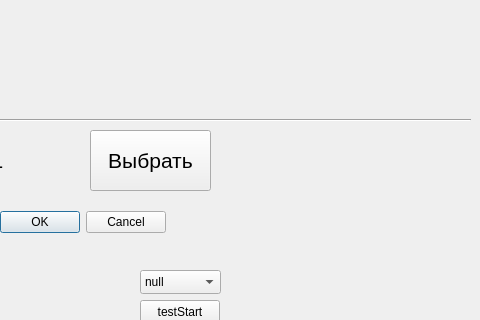
The window that mainwindow.ui (beeleph/PanelRegata2) describes before a commit, drawn with Qt 5; both pictures show x 800 to 1280 and y 140 to 460 of the 1280 by 720 pixel window.
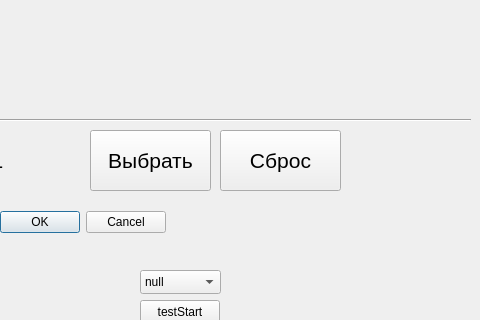
The same window after the commit. Icons and pictures are not drawn. Custom widgets are drawn as their Qt base class.

Commit message:
+ updateGuiSampleInfo when needed
correct time writes to DB
+ reset sampleInfoButton

What changed in the file:
```diff
--- a/mainwindow.ui
+++ b/mainwindow.ui
@@ -1508,6 +1508,31 @@
      </property>
     </item>
    </widget>
+   <widget class="QPushButton" name="sampleResetButton">
+    <property name="geometry">
+     <rect>
+      <x>1020</x>
+      <y>270</y>
+      <width>121</width>
+      <height>61</height>
+     </rect>
+    </property>
+    <property name="font">
+     <font>
+      <family>Segoe UI</family>
+      <pointsize>16</pointsize>
+     </font>
+    </property>
+    <property name="autoFillBackground">
+     <bool>false</bool>
+    </property>
+    <property name="text">
+     <string>Сброс</string>
+    </property>
+    <property name="checkable">
+     <bool>false</bool>
+    </property>
+   </widget>
    <zorder>label</zorder>
    <zorder>N1Button</zorder>
    <zorder>N2Button</zorder>
```
Left out of the diff: 1 changed line with no effect on the pictures. The commit also changes 4 other files.
